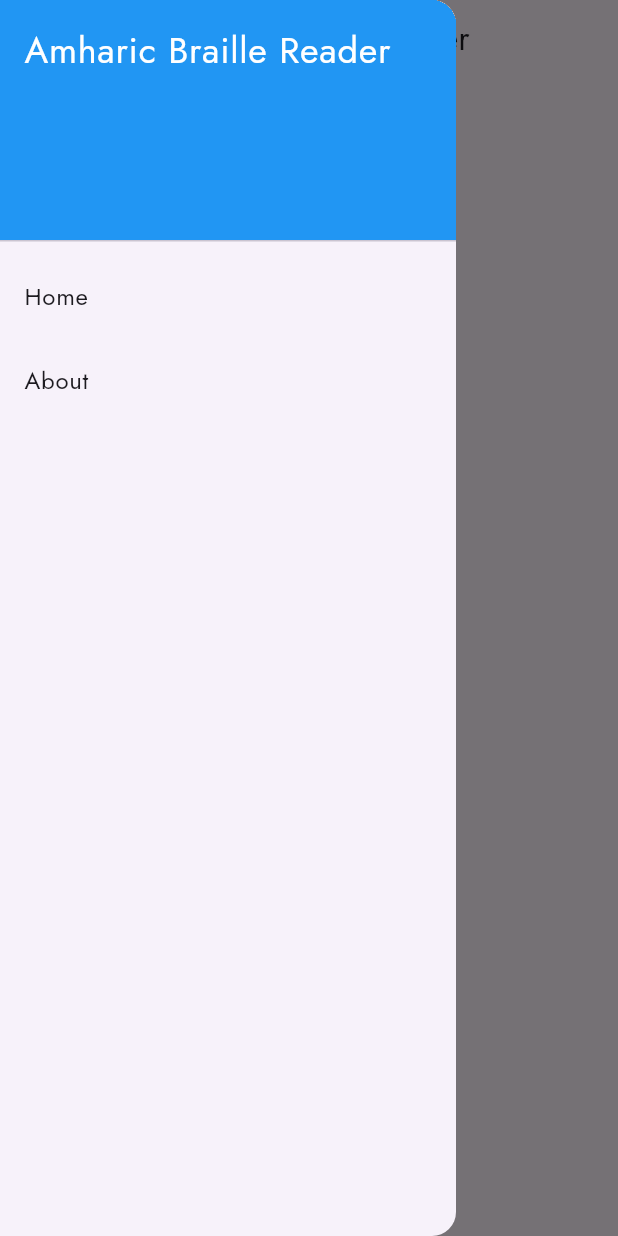
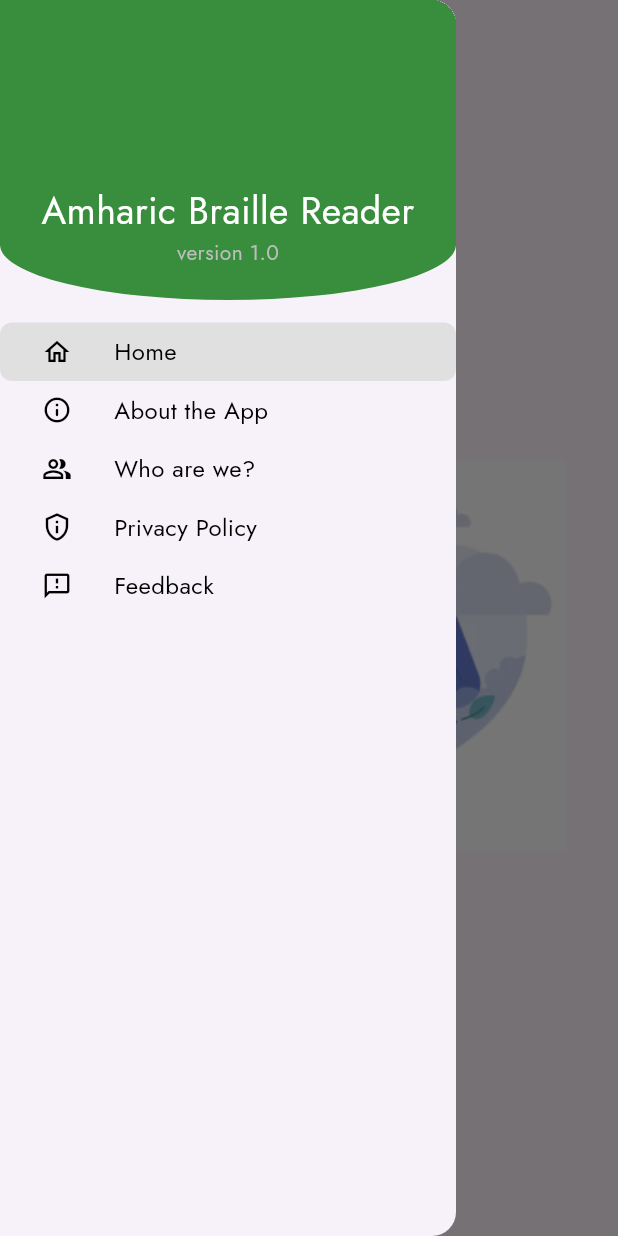
Before and after one commit to Huseny/Amharic-Braille-Reader-Mobile, a Flutter app: the screen it shows after launch, with the side drawer open, on a phone screen of 412 x 824 dp. Run offline on Flutter 3.47's test engine with Material 3 defaults, Android fonts, the phone set to English and light mode, and no system bars; our stand-ins replace equatable, flutter_bloc.

Commit message:
feat(drawer added)

```diff
--- /dev/null
+++ b/lib/application/braille_bloc/braille_bloc.dart
@@ -0,0 +1,22 @@
+import 'package:amharic_braille/application/braille_bloc/braille_events.dart';
+import 'package:amharic_braille/application/braille_bloc/braille_state.dart';
+import 'package:amharic_braille/repository/braille_repsoitory.dart';
+import 'package:flutter_bloc/flutter_bloc.dart';
+
+class BrailleBloc extends Bloc<BrailleEvent, BrailleState> {
+  final BrailleRepository _brailleRepository = BrailleRepository();
+  BrailleBloc() : super(BrailleInitial()) {
+    on<TranscribeBraille>((event, emit) async {
+      if (state is BrailleTranslationLoading) return;
+      emit(BrailleTranslationLoading());
+      try {
+        final translation = await _brailleRepository.translateBraille(
+          event.imagePath,
+        );
+        emit(BrailleTranslationSuccess(translation: translation));
+      } catch (e) {
+        emit(BrailleTranslationFailure(message: e.toString()));
+      }
+    });
+  }
+}
--- /dev/null
+++ b/lib/application/braille_bloc/braille_events.dart
@@ -0,0 +1,11 @@
+import 'package:equatable/equatable.dart';
+
+abstract class BrailleEvent extends Equatable {}
+
+class TranscribeBraille extends BrailleEvent {
+  final String imagePath;
+  TranscribeBraille({required this.imagePath});
+
+  @override
+  List<Object?> get props => [imagePath];
+}
--- /dev/null
+++ b/lib/application/braille_bloc/braille_state.dart
@@ -0,0 +1,29 @@
+import 'package:equatable/equatable.dart';
+
+abstract class BrailleState extends Equatable {}
+
+class BrailleInitial extends BrailleState {
+  @override
+  List<Object?> get props => [];
+}
+
+class BrailleTranslationLoading extends BrailleState {
+  @override
+  List<Object?> get props => [];
+}
+
+class BrailleTranslationSuccess extends BrailleState {
+  final List<String> translation;
+  BrailleTranslationSuccess({required this.translation});
+
+  @override
+  List<Object?> get props => translation;
+}
+
+class BrailleTranslationFailure extends BrailleState {
+  final String message;
+  BrailleTranslationFailure({required this.message});
+
+  @override
+  List<Object?> get props => [message];
+}
--- a/lib/main.dart
+++ b/lib/main.dart
@@ -1,6 +1,7 @@
+import 'package:amharic_braille/application/braille_bloc/braille_bloc.dart';
 import 'package:amharic_braille/presentation/screens/homepage.dart';
 import 'package:flutter/material.dart';
-import 'package:google_fonts/google_fonts.dart';
+import 'package:flutter_bloc/flutter_bloc.dart';
 
 void main() {
   runApp(const MyApp());
@@ -11,14 +12,17 @@ class MyApp extends StatelessWidget {
 
   @override
   Widget build(BuildContext context) {
-    return MaterialApp(
-      title: 'Amharic Braille Reader',
-      home: const HomePage(),
-      theme: ThemeData(
-        useMaterial3: true,
-        fontFamily: GoogleFonts.jost().fontFamily,
+    return BlocProvider(
+      create: (context) => BrailleBloc(),
+      child: MaterialApp(
+        title: 'Amharic Braille Reader',
+        home: const HomePage(),
+        theme: ThemeData(
+          useMaterial3: true,
+          fontFamily: "Jost",
+        ),
+        debugShowCheckedModeBanner: false,
       ),
-      debugShowCheckedModeBanner: false,
     );
   }
 }
--- a/lib/presentation/screens/homepage.dart
+++ b/lib/presentation/screens/homepage.dart
@@ -1,45 +1,32 @@
 import 'package:amharic_braille/presentation/widget/custom_app_bar.dart';
+import 'package:amharic_braille/presentation/widget/custom_drawer.dart';
+import 'package:amharic_braille/presentation/widget/homebody.dart';
 import 'package:flutter/material.dart';
 
-class HomePage extends StatelessWidget {
+class HomePage extends StatefulWidget {
   const HomePage({super.key});
+
+  @override
+  State<HomePage> createState() => _HomePageState();
+}
+
+class _HomePageState extends State<HomePage> {
+  int currentPage = 0;
+
+  void onTab(int id) {
+    setState(() {
+      currentPage = id;
+    });
+  }
 
   @override
   Widget build(BuildContext context) {
     return Scaffold(
       appBar: const CustomAppBar(),
-      body: const Center(
-        child: Text('Amharic Braille Reader'),
-      ),
-      drawer: Drawer(
-        child: ListView(
-          children: [
-            const DrawerHeader(
-              decoration: BoxDecoration(
-                color: Colors.blue,
-              ),
-              child: Text(
-                'Amharic Braille Reader',
-                style: TextStyle(
-                  color: Colors.white,
-                  fontSize: 24,
-                ),
-              ),
-            ),
-            ListTile(
-              title: const Text('Home'),
-              onTap: () {
-                Navigator.pop(context);
-              },
-            ),
-            ListTile(
-              title: const Text('About'),
-              onTap: () {
-                Navigator.pop(context);
-              },
-            ),
-          ],
-        ),
+      body: const HomeBody(),
+      drawer: CustomDrawer(
+        currentPage: currentPage,
+        onPageChanged: onTab,
       ),
     );
   }
--- a/lib/presentation/widget/custom_app_bar.dart
+++ b/lib/presentation/widget/custom_app_bar.dart
@@ -6,14 +6,8 @@ class CustomAppBar extends StatelessWidget implements PreferredSizeWidget {
   @override
   Widget build(BuildContext context) {
     return AppBar(
-        title: const Text('Amharic Braille Reader'),
-        centerTitle: true,
-        leading: IconButton(
-          icon: const Icon(Icons.inbox),
-          onPressed: () {
-            Scaffold.of(context).openDrawer();
-          },
-        ));
+      title: const Text('Amharic Braille Reader'),
+    );
   }
 
   @override
--- /dev/null
+++ b/lib/presentation/widget/custom_drawer.dart
@@ -0,0 +1,97 @@
+import 'package:amharic_braille/presentation/widget/drawer_item.dart';
+import 'package:flutter/material.dart';
+
+class CustomDrawer extends StatelessWidget {
+  CustomDrawer({
+    super.key,
+    required this.currentPage,
+    required this.onPageChanged,
+  });
+
+  final int currentPage;
+  final void Function(int) onPageChanged;
+
+  final List<List> drawerEntries = [
+    ["Home", Icons.home_outlined],
+    ["About the App", Icons.info_outline_rounded],
+    ["Who are we?", Icons.people_alt_outlined],
+    ["Privacy Policy", Icons.privacy_tip_outlined],
+    ["Feedback", Icons.feedback_outlined],
+  ];
+
+  @override
+  Widget build(BuildContext context) {
+    return Drawer(
+      child: SingleChildScrollView(
+        child: Column(
+          children: [
+            Container(
+              width: double.infinity,
+              height: 200,
+              padding: const EdgeInsets.only(top: 20.0),
+              decoration: BoxDecoration(
+                  color: Colors.green[700],
+                  borderRadius: BorderRadius.only(
+                      bottomLeft: Radius.elliptical(
+                          MediaQuery.of(context).size.width * 0.5, 50),
+                      bottomRight: Radius.elliptical(
+                          MediaQuery.of(context).size.width * 0.5, 50))),
+              child: Column(
+                mainAxisAlignment: MainAxisAlignment.center,
+                children: [
+                  Container(
+                    margin: const EdgeInsets.only(bottom: 10),
+                    height: 70,
+                    decoration: const BoxDecoration(
+                      shape: BoxShape.circle,
+                      // TODO(Husen): Fix this later
+                      // image: DecorationImage(
+                      //   image: AssetImage('assets/images/profile.jpg'),
+                      // ),
+                    ),
+                  ),
+                  const Row(
+                    mainAxisAlignment: MainAxisAlignment.center,
+                    children: [
+                      Expanded(
+                        child: Text(
+                          "Amharic Braille Reader",
+                          overflow: TextOverflow.clip,
+                          textAlign: TextAlign.center,
+                          style: TextStyle(color: Colors.white, fontSize: 25),
+                        ),
+                      ),
+                    ],
+                  ),
+                  Text(
+                    "version 1.0",
+                    style: TextStyle(
+                      color: Colors.grey[400],
+                      fontSize: 14,
+                    ),
+                  ),
+                ],
+              ),
+            ),
+            Container(
+              padding: const EdgeInsets.only(
+                top: 15,
+              ),
+              child: Column(
+                children: List.generate(
+                    drawerEntries.length,
+                    (index) => DrawerItem(
+                          id: index,
+                          icon: drawerEntries[index][1],
+                          title: drawerEntries[index][0],
+                          onTab: onPageChanged,
+                          isSelected: index == currentPage,
+                        )),
+              ),
+            ),
+          ],
+        ),
+      ),
+    );
+  }
+}
--- /dev/null
+++ b/lib/presentation/widget/drawer_item.dart
@@ -0,0 +1,54 @@
+import 'package:flutter/material.dart';
+
+class DrawerItem extends StatelessWidget {
+  final int id;
+  final String title;
+  final IconData icon;
+  final bool isSelected;
+  final void Function(int) onTab;
+
+  const DrawerItem(
+      {super.key,
+      required this.id,
+      required this.icon,
+      required this.title,
+      required this.onTab,
+      this.isSelected = false});
+
+  @override
+  Widget build(BuildContext context) {
+    return InkWell(
+      onTap: () {
+        Navigator.pop(context);
+        onTab(id);
+      },
+      child: Container(
+        decoration: BoxDecoration(
+            color: isSelected ? Colors.grey[300] : Colors.transparent,
+            borderRadius: BorderRadius.circular(8)),
+        padding: const EdgeInsets.symmetric(vertical: 8),
+        child: Row(
+          children: [
+            Expanded(
+              child: Icon(
+                icon,
+                size: 20,
+                color: Colors.black,
+              ),
+            ),
+            Expanded(
+              flex: 3,
+              child: Text(
+                title,
+                style: const TextStyle(
+                  color: Colors.black,
+                  fontSize: 16,
+                ),
+              ),
+            ),
+          ],
+        ),
+      ),
+    );
+  }
+}
--- /dev/null
+++ b/lib/presentation/widget/homebody.dart
@@ -0,0 +1,12 @@
+import 'package:flutter/material.dart';
+
+class HomeBody extends StatelessWidget {
+  const HomeBody({super.key});
+
+  @override
+  Widget build(BuildContext context) {
+    return Center(
+      child: Image.asset("assets/images/no_records.jpg"),
+    );
+  }
+}
--- /dev/null
+++ b/lib/repository/braille_repsoitory.dart
@@ -0,0 +1,30 @@
+import 'dart:convert';
+import 'dart:io';
+import 'package:flutter/material.dart';
+import 'package:http/http.dart' as http;
+
+class BrailleRepository {
+  final String _url = 'your_django_server_url/transcribe_braille/';
+
+  Future<List<String>> translateBraille(String imagePath) async {
+    final request = http.MultipartRequest('POST', Uri.parse(_url))
+      ..files.add(await http.MultipartFile.fromPath('image', imagePath));
+
+    try {
+      final response = await request.send();
+
+      if (response.statusCode == 200) {
+        var responseBody =
+            await jsonDecode(await response.stream.bytesToString());
+        debugPrint('Response: $responseBody');
+        return responseBody['translation'].cast<String>();
+      } else {
+        debugPrint('Error: ${response.reasonPhrase}');
+        throw HttpException(response.reasonPhrase ?? "Error");
+      }
+    } catch (e) {
+      debugPrint('Exception: $e');
+      rethrow;
+    }
+  }
+}
```
Also changed, not shown: pubspec.yaml (+9 -6 lines), assets/fonts/Jost.ttf (added), assets/images/no_records.jpg (added), pubspec.lock.
